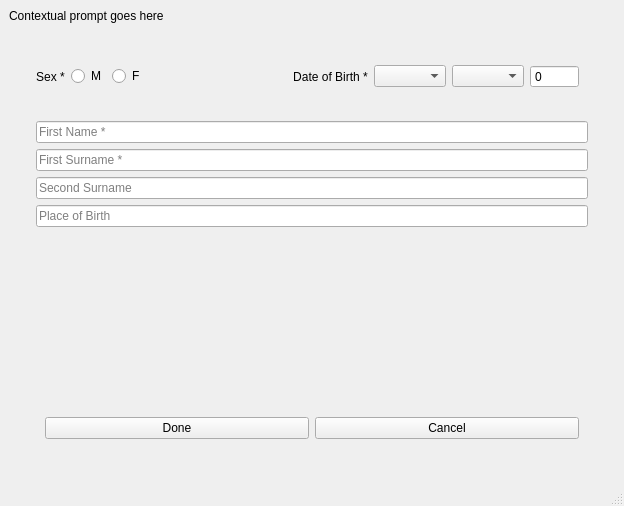
Qt form UI/PersonInputScreen/personinputscreen.ui (D-Berdeja-Suarez/FamilyTree) before a commit.
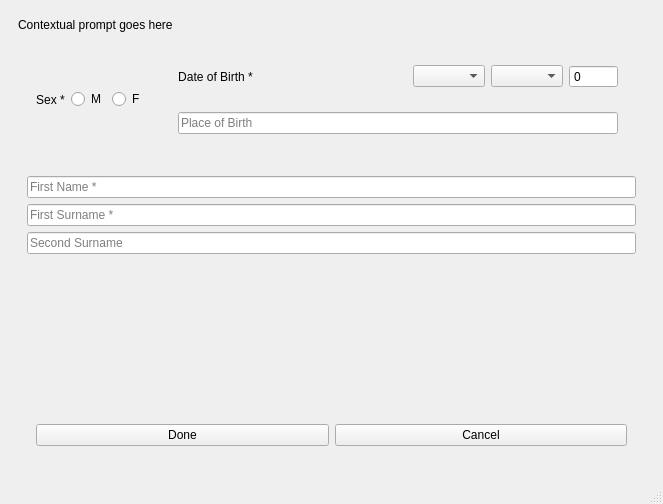
The same form after that commit.

```diff
--- a/UI/PersonInputScreen/personinputscreen.ui
+++ b/UI/PersonInputScreen/personinputscreen.ui
@@ -9,8 +9,8 @@
    <rect>
     <x>0</x>
     <y>0</y>
-    <width>624</width>
-    <height>506</height>
+    <width>663</width>
+    <height>504</height>
    </rect>
   </property>
   <property name="font">
@@ -24,22 +24,25 @@
   <widget class="QWidget" name="centralwidget">
    <layout class="QVBoxLayout" name="verticalLayout">
     <item>
-     <widget class="QLabel" name="lab_contextual">
-      <property name="text">
-       <string>Contextual prompt goes here</string>
-      </property>
-     </widget>
-    </item>
-    <item>
-     <widget class="QWidget" name="widget_sex_and_dob" native="true">
-      <layout class="QHBoxLayout" name="horizontalLayout">
-       <item>
         <widget class="QWidget" name="widget_sex" native="true">
          <layout class="QVBoxLayout" name="verticalLayout_2">
+       <item>
+        <widget class="QLabel" name="lab_contextual">
+         <property name="text">
+          <string>Contextual prompt goes here</string>
+         </property>
+         <property name="scaledContents">
+          <bool>false</bool>
+         </property>
+        </widget>
+       </item>
           <item>
            <widget class="QWidget" name="widget_radiobuttons" native="true">
             <layout class="QHBoxLayout" name="horizontalLayout_2">
              <item>
+           <widget class="QWidget" name="widget_3" native="true">
+            <layout class="QHBoxLayout" name="horizontalLayout_4">
+             <item>
               <widget class="QLabel" name="label">
                <property name="frameShape">
                 <enum>QFrame::Shape::NoFrame</enum>
@@ -66,8 +69,27 @@
                </property>
               </widget>
              </item>
+            </layout>
+           </widget>
+          </item>
              <item>
-              <spacer name="horizontalSpacer">
+           <widget class="QWidget" name="widget_6" native="true">
+            <layout class="QVBoxLayout" name="verticalLayout_3">
+             <item>
+              <widget class="QWidget" name="widget_4" native="true">
+               <layout class="QHBoxLayout" name="horizontalLayout_5">
+                <item>
+                 <widget class="QLabel" name="label_2">
+                  <property name="text">
+                   <string>Date of Birth *</string>
+                  </property>
+                  <property name="alignment">
+                   <set>Qt::AlignmentFlag::AlignCenter</set>
+                  </property>
+                 </widget>
+                </item>
+                <item>
+                 <spacer name="horizontalSpacer_2">
                <property name="orientation">
                 <enum>Qt::Orientation::Horizontal</enum>
                </property>
@@ -80,19 +102,6 @@
               </spacer>
              </item>
              <item>
-              <widget class="QWidget" name="widget_3" native="true">
-               <layout class="QHBoxLayout" name="horizontalLayout_4">
-                <item>
-                 <widget class="QLabel" name="label_2">
-                  <property name="text">
-                   <string>Date of Birth *</string>
-                  </property>
-                  <property name="alignment">
-                   <set>Qt::AlignmentFlag::AlignCenter</set>
-                  </property>
-                 </widget>
-                </item>
-                <item>
                  <widget class="QComboBox" name="cb_day"/>
                 </item>
                 <item>
@@ -117,6 +126,25 @@
                </layout>
               </widget>
              </item>
+             <item>
+              <widget class="QWidget" name="widget_7" native="true">
+               <layout class="QHBoxLayout" name="horizontalLayout_6">
+                <item>
+                 <widget class="QLineEdit" name="le_pob">
+                  <property name="alignment">
+                   <set>Qt::AlignmentFlag::AlignLeading|Qt::AlignmentFlag::AlignLeft|Qt::AlignmentFlag::AlignVCenter</set>
+                  </property>
+                  <property name="placeholderText">
+                   <string>Place of Birth</string>
+                  </property>
+                 </widget>
+                </item>
+               </layout>
+              </widget>
+             </item>
+            </layout>
+           </widget>
+          </item>
             </layout>
            </widget>
           </item>
@@ -144,13 +172,6 @@
                </property>
               </widget>
              </item>
-             <item>
-              <widget class="QLineEdit" name="le_pob">
-               <property name="placeholderText">
-                <string>Place of Birth</string>
-               </property>
-              </widget>
-             </item>
              <item>
               <spacer name="verticalSpacer">
                <property name="orientation">
@@ -192,9 +213,6 @@
        </item>
       </layout>
      </widget>
-    </item>
-   </layout>
-  </widget>
   <widget class="QMenuBar" name="menubar">
    <property name="geometry">
     <rect>
```
Left out of the diff: 2 changed lines with no effect on the pictures. Lines whose indentation alone changed are shown as unchanged.
